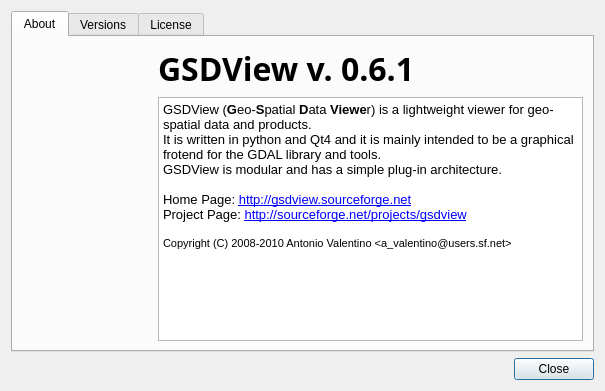
Above: gsdview/ui/aboutdialog.ui from avalentino/gsdview before the change. Below: the same form after it.
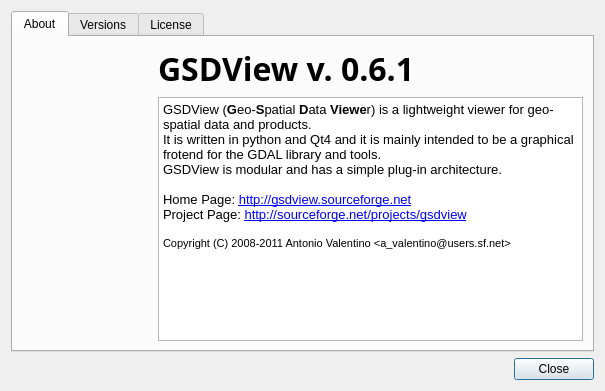
That is the form after the change. Icons and pictures are not drawn.

Commit message: Updated copyright statement

```diff
--- a/gsdview/ui/aboutdialog.ui
+++ b/gsdview/ui/aboutdialog.ui
@@ -145,7 +145,7 @@
 &lt;p style=&quot; margin-top:0px; margin-bottom:0px; margin-left:0px; margin-right:0px; -qt-block-indent:0; text-indent:0px;&quot;&gt;&lt;span style=&quot; font-family:'DejaVu Sans';&quot;&gt;Home Page: &lt;/span&gt;&lt;a href=&quot;http://gsdview.sourceforge.net&quot;&gt;&lt;span style=&quot; font-family:'DejaVu Sans'; text-decoration: underline; color:#0000ff;&quot;&gt;http://gsdview.sourceforge.net&lt;/span&gt;&lt;/a&gt;&lt;/p&gt;
 &lt;p style=&quot; margin-top:0px; margin-bottom:0px; margin-left:0px; margin-right:0px; -qt-block-indent:0; text-indent:0px;&quot;&gt;&lt;span style=&quot; font-family:'DejaVu Sans';&quot;&gt;Project Page: &lt;/span&gt;&lt;a href=&quot;http://sourceforge.net/projects/gsdview&quot;&gt;&lt;span style=&quot; font-family:'DejaVu Sans'; text-decoration: underline; color:#0000ff;&quot;&gt;http://sourceforge.net/projects/gsdview&lt;/span&gt;&lt;/a&gt;&lt;/p&gt;
 &lt;p style=&quot;-qt-paragraph-type:empty; margin-top:0px; margin-bottom:0px; margin-left:0px; margin-right:0px; -qt-block-indent:0; text-indent:0px; font-family:'DejaVu Sans'; text-decoration: underline; color:#0000ff;&quot;&gt;&lt;/p&gt;
-&lt;p style=&quot; margin-top:0px; margin-bottom:0px; margin-left:0px; margin-right:0px; -qt-block-indent:0; text-indent:0px;&quot;&gt;&lt;span style=&quot; font-family:'DejaVu Sans'; font-size:8pt; color:#000000;&quot;&gt;Copyright (C) 2008-2010 Antonio Valentino &amp;lt;a_valentino@users.sf.net&amp;gt;&lt;/span&gt;&lt;/p&gt;&lt;/body&gt;&lt;/html&gt;</string>
+&lt;p style=&quot; margin-top:0px; margin-bottom:0px; margin-left:0px; margin-right:0px; -qt-block-indent:0; text-indent:0px;&quot;&gt;&lt;span style=&quot; font-family:'DejaVu Sans'; font-size:8pt; color:#000000;&quot;&gt;Copyright (C) 2008-2011 Antonio Valentino &amp;lt;a_valentino@users.sf.net&amp;gt;&lt;/span&gt;&lt;/p&gt;&lt;/body&gt;&lt;/html&gt;</string>
            </property>
            <property name="openExternalLinks">
             <bool>true</bool>
```
The commit also changes 79 other files.
